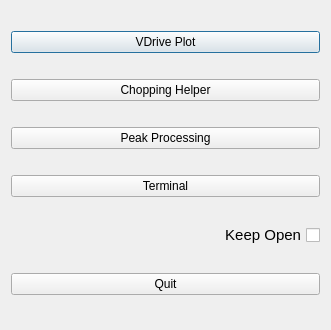
neutrons/PyVDrive, file src/interface/gui/ui_LaunchManager.ui: the form before one commit.
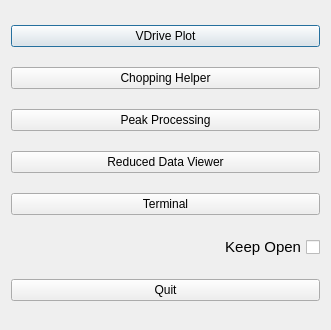
The form after the commit.

```diff
--- a/src/interface/gui/ui_LaunchManager.ui
+++ b/src/interface/gui/ui_LaunchManager.ui
@@ -35,6 +35,13 @@
      </property>
     </widget>
    </item>
+   <item>
+    <widget class="QPushButton" name="pushButton_reducedDataViewer">
+     <property name="text">
+      <string>Reduced Data Viewer</string>
+     </property>
+    </widget>
+   </item>
    <item>
     <widget class="QPushButton" name="pushButton_terminal">
      <property name="text">
```
